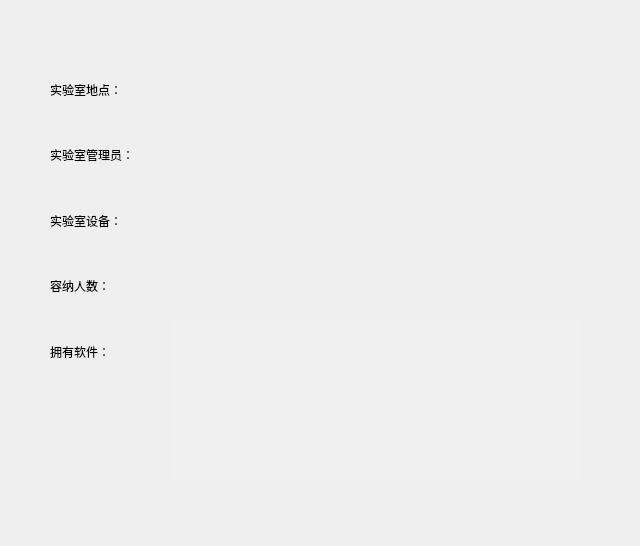
This is ui/labadd_window.ui in zhaojingqian/db-lab-softwaremanager as Qt 5 draws it before an edit. The edited form follows.
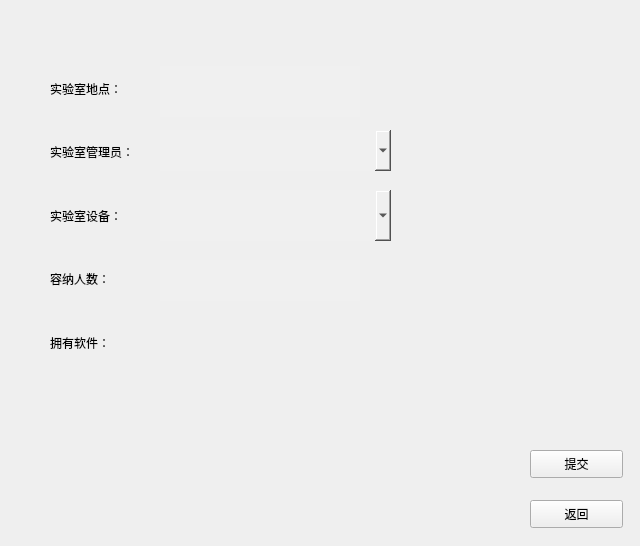
This is the edited form.

Diff of the .ui file:
```diff
--- a/ui/labadd_window.ui
+++ b/ui/labadd_window.ui
@@ -18,77 +18,129 @@
   <property name="windowTitle">
    <string>实验室详情</string>
   </property>
-  <widget class="QLabel" name="label_6">
+  <widget class="QLineEdit" name="lineEdit">
    <property name="geometry">
     <rect>
-     <x>170</x>
-     <y>70</y>
-     <width>161</width>
-     <height>41</height>
-    </rect>
-   </property>
-   <property name="text">
-    <string/>
-   </property>
-  </widget>
-  <widget class="QLabel" name="label_7">
-   <property name="geometry">
-    <rect>
-     <x>170</x>
-     <y>130</y>
-     <width>161</width>
+     <x>160</x>
+     <y>66</y>
+     <width>200</width>
      <height>51</height>
     </rect>
    </property>
-   <property name="text">
-    <string/>
+   <property name="styleSheet">
+    <string notr="true">background-color: rgb(240, 240, 240);
+border:none;</string>
    </property>
-  </widget>
-  <widget class="QLabel" name="label_8">
-   <property name="geometry">
-    <rect>
-     <x>170</x>
-     <y>190</y>
-     <width>331</width>
-     <height>51</height>
-    </rect>
-   </property>
    <property name="text">
     <string/>
    </property>
   </widget>
-  <widget class="QLabel" name="label_9">
+  <widget class="QLineEdit" name="lineEdit_4">
    <property name="geometry">
     <rect>
-     <x>170</x>
+     <x>160</x>
      <y>260</y>
-     <width>161</width>
-     <height>51</height>
+     <width>200</width>
+     <height>41</height>
     </rect>
    </property>
+   <property name="styleSheet">
+    <string notr="true">background-color: rgb(240, 240, 240);
+border:none;</string>
+   </property>
    <property name="text">
     <string/>
    </property>
   </widget>
-  <widget class="QTextBrowser" name="textBrowser">
+  <widget class="QScrollArea" name="scrollArea">
    <property name="geometry">
     <rect>
-     <x>170</x>
-     <y>320</y>
-     <width>411</width>
-     <height>161</height>
+     <x>160</x>
+     <y>330</y>
+     <width>231</width>
+     <height>191</height>
     </rect>
    </property>
+   <property name="font">
+    <font>
+     <family>微软雅黑</family>
+    </font>
+   </property>
    <property name="styleSheet">
+    <string notr="true">border:none;</string>
+   </property>
+   <property name="widgetResizable">
+    <bool>true</bool>
+   </property>
+   <widget class="QWidget" name="scrollAreaWidgetContents">
+    <property name="geometry">
+     <rect>
+      <x>0</x>
+      <y>0</y>
+      <width>231</width>
+      <height>191</height>
+     </rect>
+    </property>
+    <property name="font">
+     <font>
+      <family>微软雅黑</family>
+     </font>
+    </property>
+    <layout class="QVBoxLayout" name="verticalLayout_3"/>
+   </widget>
+  </widget>
+  <widget class="QPushButton" name="pushButton">
+   <property name="geometry">
+    <rect>
+     <x>530</x>
+     <y>450</y>
+     <width>93</width>
+     <height>28</height>
+    </rect>
+   </property>
+   <property name="text">
+    <string>提交</string>
+   </property>
+  </widget>
+  <widget class="QPushButton" name="pushButton_2">
+   <property name="geometry">
+    <rect>
+     <x>530</x>
+     <y>500</y>
+     <width>93</width>
+     <height>28</height>
+    </rect>
+   </property>
+   <property name="text">
+    <string>返回</string>
+   </property>
+  </widget>
+  <widget class="QComboBox" name="comboBox_3">
+   <property name="geometry">
+    <rect>
+     <x>160</x>
+     <y>190</y>
+     <width>231</width>
+     <height>51</height>
+    </rect>
+   </property>
+   <property name="styleSheet">
     <string notr="true">border:none;
 background-color: rgb(240, 240, 240);</string>
    </property>
-   <property name="html">
-    <string>&lt;!DOCTYPE HTML PUBLIC &quot;-//W3C//DTD HTML 4.0//EN&quot; &quot;http://www.w3.org/TR/REC-html40/strict.dtd&quot;&gt;
-&lt;html&gt;&lt;head&gt;&lt;meta name=&quot;qrichtext&quot; content=&quot;1&quot; /&gt;&lt;style type=&quot;text/css&quot;&gt;
-p, li { white-space: pre-wrap; }
-&lt;/style&gt;&lt;/head&gt;&lt;body style=&quot; font-family:'微软雅黑'; font-size:9pt; font-weight:400; font-style:normal;&quot;&gt;
-&lt;p style=&quot;-qt-paragraph-type:empty; margin-top:0px; margin-bottom:0px; margin-left:0px; margin-right:0px; -qt-block-indent:0; text-indent:0px;&quot;&gt;&lt;br /&gt;&lt;/p&gt;&lt;/body&gt;&lt;/html&gt;</string>
+  </widget>
+  <widget class="QComboBox" name="comboBox_2">
+   <property name="geometry">
+    <rect>
+     <x>160</x>
+     <y>130</y>
+     <width>231</width>
+     <height>41</height>
+    </rect>
+   </property>
+   <property name="styleSheet">
+    <string notr="true">border:none;
+background-color: rgb(240, 240, 240);</string>
    </property>
   </widget>
   <widget class="QWidget" name="layoutWidget">
@@ -96,8 +148,8 @@
     <rect>
      <x>50</x>
      <y>60</y>
-     <width>107</width>
-     <height>321</height>
+     <width>111</width>
+     <height>311</height>
     </rect>
    </property>
    <layout class="QVBoxLayout" name="verticalLayout">
```
